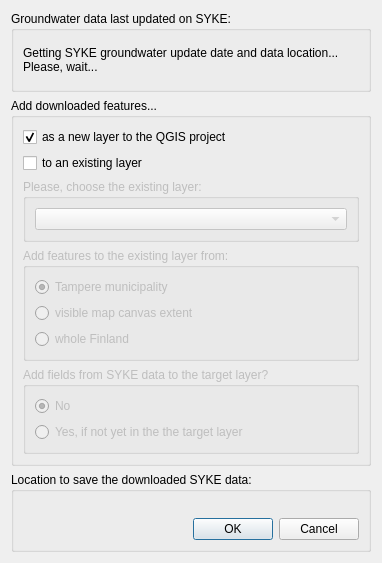
This is SYKE_plugin/syke_tampere_plugin_dialog_base.ui in GispoCoding/Tampere-KDYK as Qt 5 draws it before an edit. The edited form follows.
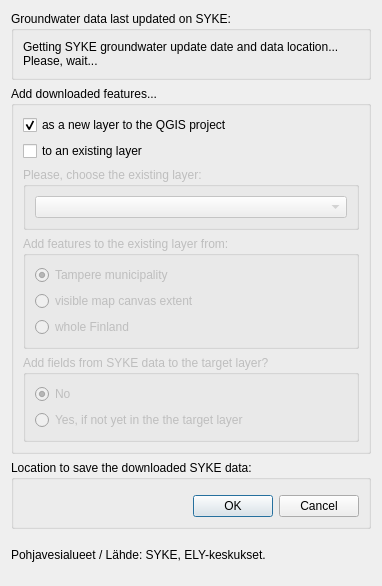
This is the edited form. Custom widgets are drawn as their Qt base class.

Commit message: Add SYKE license attribution for the plugin

What changed in the file:
```diff
--- a/SYKE_plugin/syke_tampere_plugin_dialog_base.ui
+++ b/SYKE_plugin/syke_tampere_plugin_dialog_base.ui
@@ -7,7 +7,7 @@
     <x>0</x>
     <y>0</y>
     <width>382</width>
-    <height>563</height>
+    <height>586</height>
    </rect>
   </property>
   <property name="windowTitle">
@@ -170,6 +170,13 @@
      </layout>
     </widget>
    </item>
+   <item>
+    <widget class="QLabel" name="label">
+     <property name="text">
+      <string>Pohjavesialueet / Lähde: SYKE, ELY-keskukset.</string>
+     </property>
+    </widget>
+   </item>
   </layout>
   <zorder>groupBox_3</zorder>
   <zorder>groupBox_2</zorder>
```
Left out of the diff: 1 changed line with no effect on the pictures.
